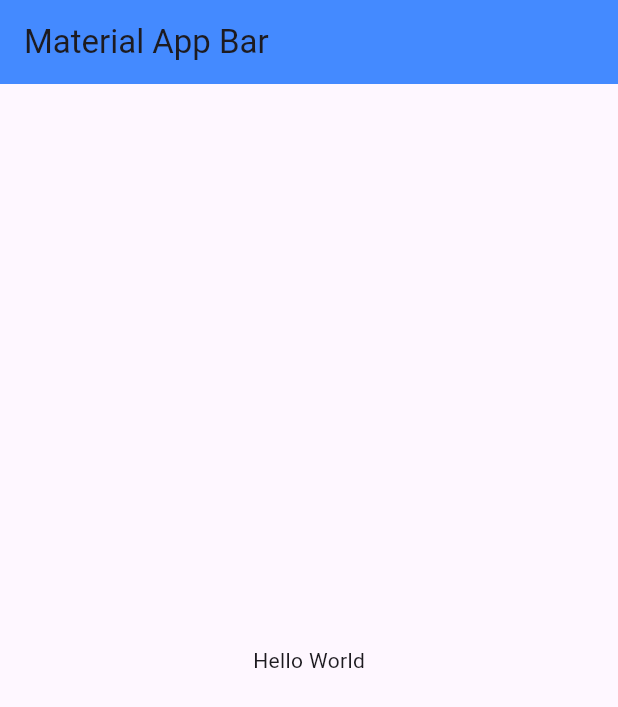
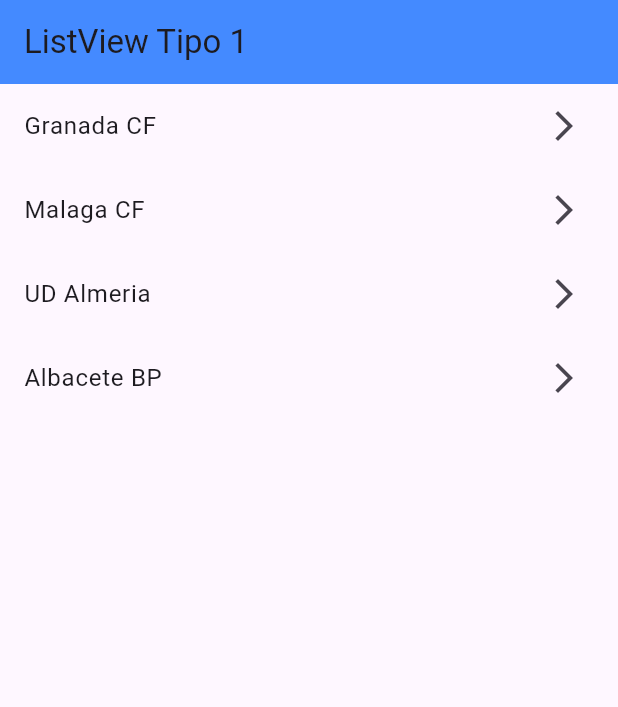
Before and after one commit to Guillermojs9/fl_repaso2, a Flutter app: the screen it shows after launch, on a phone screen of 412 x 824 dp. Shown: the top 707 px of the screen. Run offline on Flutter 3.47's test engine with Material 3 defaults, Android fonts, the light colour scheme and no system bars.

Commit message:
Primera iteración LIstView1

```diff
--- a/lib/main.dart
+++ b/lib/main.dart
@@ -1,3 +1,4 @@
+import 'package:fl_repaso/screens/listview1_screen.dart';
 import 'package:flutter/material.dart';
 
 void main() => runApp(const MyApp());
@@ -7,18 +8,10 @@
 
   @override
   Widget build(BuildContext context) {
-    return MaterialApp(
+    return const MaterialApp(
       debugShowCheckedModeBanner: false,
       title: 'Material App',
-      home: Scaffold(
-        appBar: AppBar(
-          title: const Text('Material App Bar'),
-          backgroundColor: Colors.blueAccent,
-        ),
-        body: const Center(
-          child: Text('Hello World'),
-        ),
-      ),
+      home: Listview1Screen()
     );
   }
 }
--- /dev/null
+++ b/lib/screens/listview1_screen.dart
@@ -0,0 +1,31 @@
+import 'package:flutter/material.dart';
+
+class Listview1Screen extends StatelessWidget {
+  final equipos = const [
+    'Granada CF',
+    'Malaga CF',
+    'UD Almeria',
+    'Albacete BP'
+  ];
+  const Listview1Screen({super.key});
+
+  @override
+  Widget build(BuildContext context) {
+    return Scaffold(
+        appBar: AppBar(
+          title: const Text("ListView Tipo 1"),
+          backgroundColor: Colors.blueAccent,
+        ),
+        body: ListView(
+          children: [
+            ...equipos.map(
+              (e) => ListTile(
+                title: Text(e),
+                //leading: const Icon(Icons.access_time),
+                trailing: const Icon(Icons.arrow_forward_ios_outlined),
+              ),
+            )
+          ],
+        ));
+  }
+}
```
